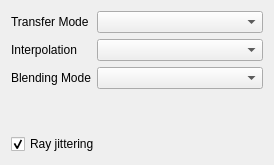
Old version of the form tomviz/ModuleVolumeWidget.ui in the repository OpenChemistry/tomviz.
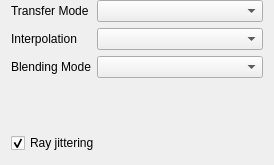
New version of the form.

Commit message:
Improve position of "Separate Color Map" checkbox
It was stuck in the upper left corner without a margin. This patch
centers it to be in line with other widgets and sets margins to be
more consistent with the other widgets.

Diff of the .ui file:
```diff
--- a/tomviz/ModuleVolumeWidget.ui
+++ b/tomviz/ModuleVolumeWidget.ui
@@ -14,6 +14,12 @@
    <string>Form</string>
   </property>
   <layout class="QVBoxLayout" name="verticalLayout">
+   <property name="topMargin">
+    <number>0</number>
+   </property>
+   <property name="bottomMargin">
+    <number>12</number>
+   </property>
    <item>
     <layout class="QFormLayout" name="formLayout">
      <item row="2" column="0">
```
The commit also changes 2 other files.
